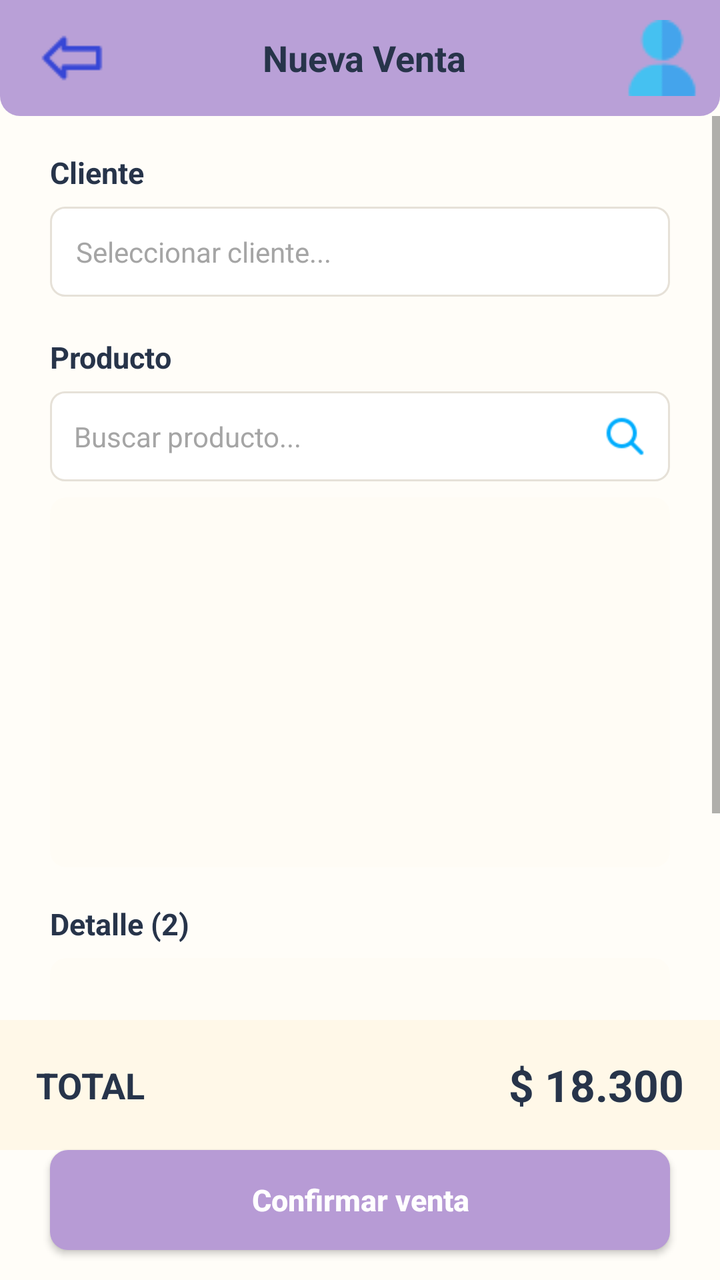
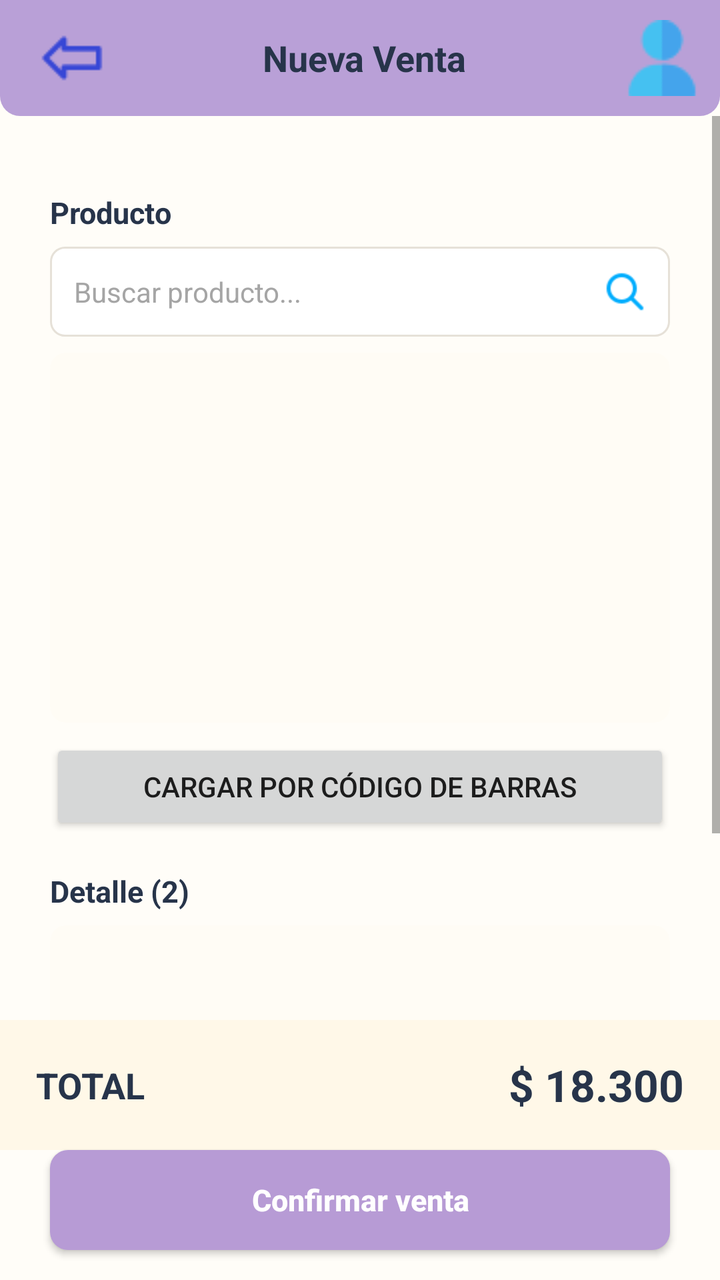

An Android layout rendered at two revisions. The XML below is the earlier revision; the diff shows what the commit changed to produce the second picture.
<!-- AndroidManifest.xml: application theme Theme.Jugueteria -->
<!-- res/layout/activity_sales.xml -->
<?xml version="1.0" encoding="utf-8"?>
<androidx.constraintlayout.widget.ConstraintLayout
    xmlns:android="http://schemas.android.com/apk/res/android"
    xmlns:app="http://schemas.android.com/apk/res-auto"
    xmlns:tools="http://schemas.android.com/tools"

    android:layout_width="match_parent"
    android:layout_height="match_parent"
    android:background="#FFFDF8"
    android:id="@+id/main"
    tools:context=".SalesActivity">


    
    
    

    <LinearLayout
        android:id="@+id/topBar"

        android:layout_width="0dp"
        android:layout_height="58dp"

        android:orientation="horizontal"
        android:gravity="center_vertical"

        android:paddingStart="15dp"
        android:paddingEnd="10dp"

        android:background="@drawable/topbar_background"

        app:layout_constraintTop_toTopOf="parent"
        app:layout_constraintStart_toStartOf="parent"
        app:layout_constraintEnd_toEndOf="parent">


        

        <ImageButton
            android:id="@+id/btnBack"

            android:layout_width="42dp"
            android:layout_height="42dp"

            android:background="@android:color/transparent"
            android:src="@drawable/ic_arrow_back"

            android:padding="7dp"
            android:contentDescription="Volver" />


        

        <TextView
            android:id="@+id/txtTitle"

            android:layout_width="0dp"
            android:layout_height="wrap_content"

            android:layout_weight="1"

            android:gravity="center"

            android:text="Nueva Venta"
            android:textColor="#27344A"
            android:textSize="18sp"
            android:textStyle="bold" />


        


        

        <ImageView
            android:id="@+id/imgProfile"

            android:layout_width="38dp"
            android:layout_height="38dp"

            android:layout_marginStart="5dp"

            android:contentDescription="Perfil"
            android:scaleType="centerCrop"

            android:src="@drawable/ic_user" />

    </LinearLayout>


    
    
    

    <ScrollView
        android:id="@+id/scrollContent"

        android:layout_width="0dp"
        android:layout_height="0dp"

        android:fillViewport="true"
        android:clipToPadding="false"

        app:layout_constraintTop_toBottomOf="@id/topBar"
        app:layout_constraintBottom_toTopOf="@id/totalContainer"
        app:layout_constraintStart_toStartOf="parent"
        app:layout_constraintEnd_toEndOf="parent">


        <LinearLayout
            android:layout_width="match_parent"
            android:layout_height="wrap_content"

            android:orientation="vertical"

            android:paddingStart="25dp"
            android:paddingEnd="25dp"
            android:paddingTop="18dp"
            android:paddingBottom="15dp">


            
            
            

            <TextView
                android:layout_width="wrap_content"
                android:layout_height="wrap_content"

                android:text="Cliente"
                android:textColor="#27344A"
                android:textSize="15sp"
                android:textStyle="bold" />


            <AutoCompleteTextView
                android:id="@+id/edtClient"

                android:layout_width="match_parent"
                android:layout_height="45dp"

                android:layout_marginTop="7dp"

                android:paddingStart="13dp"
                android:paddingEnd="13dp"

                android:hint="Seleccionar cliente..."
                android:textColor="#27344A"
                android:textColorHint="#A5A5A5"
                android:textSize="14sp"

                android:singleLine="true"

                android:background="@drawable/input_background" />


            
            
            

            <TextView
                android:id="@+id/txtProductLabel"

                android:layout_width="wrap_content"
                android:layout_height="wrap_content"

                android:layout_marginTop="20dp"

                android:text="Producto"
                android:textColor="#27344A"
                android:textSize="15sp"
                android:textStyle="bold" />


            

            <LinearLayout
                android:id="@+id/searchProductContainer"

                android:layout_width="match_parent"
                android:layout_height="45dp"

                android:layout_marginTop="7dp"

                android:orientation="horizontal"
                android:gravity="center_vertical"

                android:paddingStart="12dp"
                android:paddingEnd="12dp"

                android:background="@drawable/input_background">


                <EditText
                    android:id="@+id/edtSearchProduct"

                    android:layout_width="0dp"
                    android:layout_height="match_parent"

                    android:layout_weight="1"

                    android:background="@android:color/transparent"

                    android:hint="Buscar producto..."
                    android:textColor="#27344A"
                    android:textColorHint="#A5A5A5"
                    android:textSize="14sp"

                    android:singleLine="true" />


                <ImageView
                    android:layout_width="21dp"
                    android:layout_height="21dp"

                    android:src="@drawable/ic_search"
                    android:contentDescription="@null" />

            </LinearLayout>


            
            
            

            <androidx.cardview.widget.CardView

                android:id="@+id/availableProductsCard"

                android:layout_width="match_parent"
                android:layout_height="185dp"

                android:layout_marginTop="8dp"

                app:cardBackgroundColor="#FFFCF5"
                app:cardCornerRadius="8dp"
                app:cardElevation="0dp">


                <androidx.recyclerview.widget.RecyclerView
                    android:id="@+id/recyclerAvailableProducts"

                    android:layout_width="match_parent"
                    android:layout_height="match_parent"

                    android:paddingTop="3dp"
                    android:paddingBottom="3dp"

                    android:clipToPadding="false"

                    android:overScrollMode="never"

                    app:layoutManager="androidx.recyclerview.widget.LinearLayoutManager"

                    tools:listitem="@layout/item_sale_product" />

            </androidx.cardview.widget.CardView>


            
            
            

            <TextView
                android:id="@+id/txtDetail"

                android:layout_width="wrap_content"
                android:layout_height="wrap_content"

                android:layout_marginTop="18dp"

                android:text="Detalle (2)"
                android:textColor="#27344A"
                android:textSize="15sp"
                android:textStyle="bold" />


            <androidx.cardview.widget.CardView

                android:id="@+id/detailCard"

                android:layout_width="match_parent"
                android:layout_height="150dp"

                android:layout_marginTop="7dp"

                app:cardBackgroundColor="#FFFCF5"
                app:cardCornerRadius="8dp"
                app:cardElevation="0dp">


                <androidx.recyclerview.widget.RecyclerView
                    android:id="@+id/recyclerSaleDetail"

                    android:layout_width="match_parent"
                    android:layout_height="match_parent"

                    android:paddingTop="3dp"
                    android:paddingBottom="3dp"

                    android:clipToPadding="false"

                    android:overScrollMode="never"

                    app:layoutManager="androidx.recyclerview.widget.LinearLayoutManager"

                    tools:listitem="@layout/item_sale_detail" />

            </androidx.cardview.widget.CardView>

        </LinearLayout>

    </ScrollView>


    
    
    

    <LinearLayout
        android:id="@+id/totalContainer"

        android:layout_width="0dp"
        android:layout_height="65dp"

        android:orientation="horizontal"
        android:gravity="center_vertical"

        android:paddingStart="18dp"
        android:paddingEnd="18dp"

        android:background="#FFF8E8"

        app:layout_constraintBottom_toTopOf="@id/btnConfirmSale"
        app:layout_constraintStart_toStartOf="parent"
        app:layout_constraintEnd_toEndOf="parent">


        <TextView
            android:id="@+id/txtTotalLabel"

            android:layout_width="0dp"
            android:layout_height="wrap_content"

            android:layout_weight="1"

            android:text="TOTAL"
            android:textColor="#27344A"
            android:textSize="18sp"
            android:textStyle="bold" />


        <TextView
            android:id="@+id/txtTotal"

            android:layout_width="wrap_content"
            android:layout_height="wrap_content"

            android:text="$ 18.300"
            android:textColor="#27344A"
            android:textSize="22sp"
            android:textStyle="bold" />

    </LinearLayout>


    
    
    

    <Button
        android:id="@+id/btnConfirmSale"

        android:layout_width="0dp"
        android:layout_height="50dp"

        android:layout_marginStart="25dp"
        android:layout_marginEnd="25dp"
        android:layout_marginBottom="15dp"

        android:text="Confirmar venta"
        android:textAllCaps="false"
        android:textColor="#FFFFFF"
        android:textSize="15sp"
        android:textStyle="bold"

        android:background="@drawable/button_confirm_sale"

        app:layout_constraintBottom_toBottomOf="parent"
        app:layout_constraintStart_toStartOf="parent"
        app:layout_constraintEnd_toEndOf="parent" />

</androidx.constraintlayout.widget.ConstraintLayout>
<!-- res/layout/item_sale_product.xml (included above) -->
<?xml version="1.0" encoding="utf-8"?>
<LinearLayout
    xmlns:android="http://schemas.android.com/apk/res/android"

    android:layout_width="match_parent"
    android:layout_height="55dp"

    android:orientation="horizontal"
    android:gravity="center_vertical"

    android:paddingStart="18dp"
    android:paddingEnd="10dp">


    <TextView
        android:id="@+id/txtProductName"

        android:layout_width="0dp"
        android:layout_height="wrap_content"

        android:layout_weight="1"

        android:text="Osito de Peluche"
        android:textColor="#27344A"
        android:textSize="13sp"
        android:textStyle="bold" />


    <TextView
        android:id="@+id/txtProductPrice"

        android:layout_width="85dp"
        android:layout_height="wrap_content"

        android:gravity="center"

        android:text="$ 5.400"
        android:textColor="#27344A"
        android:textSize="13sp"
        android:textStyle="bold" />


    <ImageButton
        android:id="@+id/btnAddProduct"

        android:layout_width="40dp"
        android:layout_height="40dp"

        android:background="@android:color/transparent"

        android:contentDescription="Agregar producto"

        android:padding="7dp"

        android:src="@drawable/ic_add" />

</LinearLayout>
<!-- res/layout/item_sale_detail.xml (included above) -->
<?xml version="1.0" encoding="utf-8"?>
<LinearLayout
    xmlns:android="http://schemas.android.com/apk/res/android"

    android:layout_width="match_parent"
    android:layout_height="65dp"

    android:orientation="horizontal"
    android:gravity="center_vertical"

    android:paddingStart="18dp"
    android:paddingEnd="10dp">


    

    <TextView
        android:id="@+id/txtDetailProduct"

        android:layout_width="0dp"
        android:layout_height="wrap_content"

        android:layout_weight="1.25"

        android:text="Osito de Peluche"
        android:textColor="#27344A"
        android:textSize="12sp"
        android:textStyle="bold" />


    

    <TextView
        android:id="@+id/txtQuantityPrice"

        android:layout_width="100dp"
        android:layout_height="wrap_content"

        android:gravity="center"

        android:text="1 x $ 5.400"
        android:textColor="#27344A"
        android:textSize="12sp" />


    

    <TextView
        android:id="@+id/txtSubtotal"

        android:layout_width="75dp"
        android:layout_height="wrap_content"

        android:gravity="center"

        android:text="$ 5.400"
        android:textColor="#27344A"
        android:textSize="12sp"
        android:textStyle="bold" />


    

    <ImageButton
        android:id="@+id/btnRemove"

        android:layout_width="35dp"
        android:layout_height="40dp"

        android:background="@android:color/transparent"

        android:src="@drawable/ic_delete"

        android:padding="8dp"

        android:contentDescription="Eliminar producto" />

</LinearLayout>
<!-- resources referenced by this layout -->
<resources>
  <!-- drawable button_confirm_sale (drawable) -->
  <?xml version="1.0" encoding="utf-8"?>
  <shape xmlns:android="http://schemas.android.com/apk/res/android">
  
      <solid
          android:color="#B79BD5" />
  
      <corners
          android:radius="9dp" />
  
  </shape>
  <!-- drawable ic_add: png bitmap (drawable, 279 bytes) -->
  <!-- drawable ic_arrow_back: png bitmap (drawable, 559 bytes) -->
  <!-- drawable ic_delete: png bitmap (drawable, 990 bytes) -->
  <!-- drawable ic_search: png bitmap (drawable, 847 bytes) -->
  <!-- drawable ic_user: png bitmap (drawable, 854 bytes) -->
  <!-- drawable input_background (drawable) -->
  <?xml version="1.0" encoding="utf-8"?>
  <shape xmlns:android="http://schemas.android.com/apk/res/android">
  
      <solid
          android:color="#FFFFFF" />
  
      <stroke
          android:width="1dp"
          android:color="#E6E1D8" />
  
      <corners
          android:radius="7dp" />
  
  </shape>
  <!-- drawable topbar_background (drawable) -->
  <?xml version="1.0" encoding="utf-8"?>
  <shape xmlns:android="http://schemas.android.com/apk/res/android">
  
      <solid android:color="#B9A0D7" />
  
      <corners
          android:bottomLeftRadius="10dp"
          android:bottomRightRadius="10dp" />
  
  </shape>
  <style name="Theme.Jugueteria" parent="Theme.AppCompat.Light.NoActionBar" />
</resources>

<!-- the commit's change to res/layout/activity_sales.xml (unified diff, before → after) -->
@@ -124,41 +124,6 @@
             
 
             <TextView
-                android:layout_width="wrap_content"
-                android:layout_height="wrap_content"
-
-                android:text="Cliente"
-                android:textColor="#27344A"
-                android:textSize="15sp"
-                android:textStyle="bold" />
-
-
-            <AutoCompleteTextView
-                android:id="@+id/edtClient"
-
-                android:layout_width="match_parent"
-                android:layout_height="45dp"
-
-                android:layout_marginTop="7dp"
-
-                android:paddingStart="13dp"
-                android:paddingEnd="13dp"
-
-                android:hint="Seleccionar cliente..."
-                android:textColor="#27344A"
-                android:textColorHint="#A5A5A5"
-                android:textSize="14sp"
-
-                android:singleLine="true"
-
-                android:background="@drawable/input_background" />
-
-
-            
-            
-            
-
-            <TextView
                 android:id="@+id/txtProductLabel"
 
                 android:layout_width="wrap_content"
@@ -237,7 +202,7 @@
                 app:cardElevation="0dp">
 
 
-                <androidx.recyclerview.widget.RecyclerView
+            <androidx.recyclerview.widget.RecyclerView
                     android:id="@+id/recyclerAvailableProducts"
 
                     android:layout_width="match_parent"
@@ -256,6 +221,7 @@
 
             </androidx.cardview.widget.CardView>
 
+            <Button android:id="@+id/btnBarcodeProduct" android:layout_width="match_parent" android:layout_height="wrap_content" android:layout_marginTop="8dp" android:text="Cargar por código de barras" />
 
             
             
